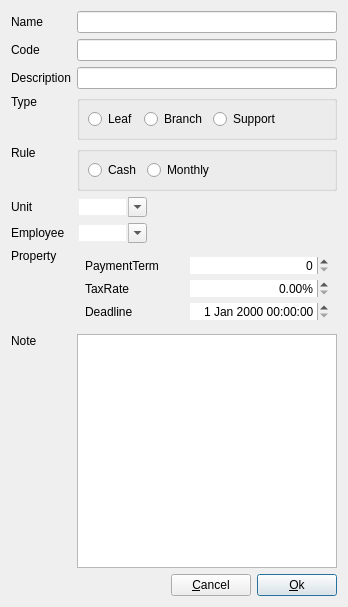
YtxCash/YTX, file dialog/editnode/editnodestakeholder.ui: the form before one commit.
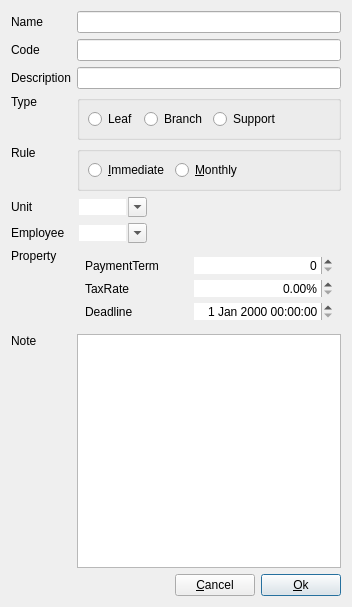
The form after the commit. Custom widgets are drawn as their Qt base class.

Patch:
```diff
--- a/dialog/editnode/editnodestakeholder.ui
+++ b/dialog/editnode/editnodestakeholder.ui
@@ -6,7 +6,7 @@
    <rect>
     <x>0</x>
     <y>0</y>
-    <width>348</width>
+    <width>352</width>
     <height>607</height>
    </rect>
   </property>
@@ -470,14 +470,14 @@
       <item row="0" column="1">
        <widget class="QRadioButton" name="rBtnMonthly">
         <property name="text">
-         <string>Monthly</string>
+         <string>&amp;Monthly</string>
         </property>
        </widget>
       </item>
       <item row="0" column="0">
        <widget class="QRadioButton" name="rBtnCash">
         <property name="text">
-         <string>Cash</string>
+         <string>&amp;Immediate</string>
         </property>
        </widget>
       </item>
```
Left out of the diff: 8 changed lines with no effect on the pictures.
